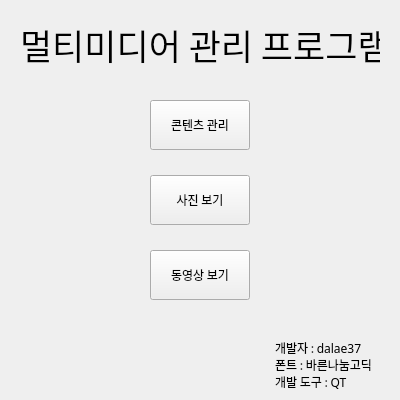
DaLae37/AmazingPhoto, file MultimediaManagementProgram/MultimediaManagementProgram.ui: the form before one commit.
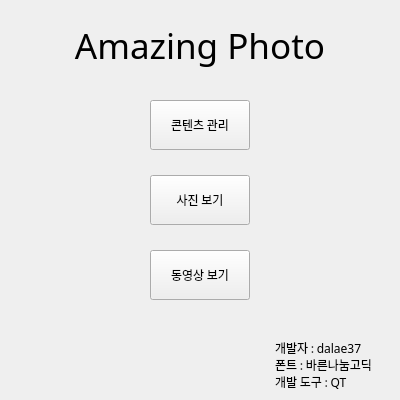
The form after the commit. Icons and pictures are not drawn.

Commit message: Add Sample Multimedia Files and Fixed Some Errors

The edit to the form file:
```diff
--- a/MultimediaManagementProgram/MultimediaManagementProgram.ui
+++ b/MultimediaManagementProgram/MultimediaManagementProgram.ui
@@ -10,6 +10,11 @@
     <height>400</height>
    </rect>
   </property>
+  <property name="font">
+   <font>
+    <family>나눔바른고딕</family>
+   </font>
+  </property>
   <property name="windowTitle">
    <string>멀티미디어 관리 프로그램</string>
   </property>
@@ -84,7 +89,10 @@
      </font>
     </property>
     <property name="text">
-     <string>멀티미디어 관리 프로그램</string>
+     <string>Amazing Photo</string>
+    </property>
+    <property name="alignment">
+     <set>Qt::AlignCenter</set>
     </property>
    </widget>
    <widget class="QLabel" name="CopyRight">
```
Left out of the diff: 6 changed lines with no effect on the pictures. The commit also changes 28 other files.
